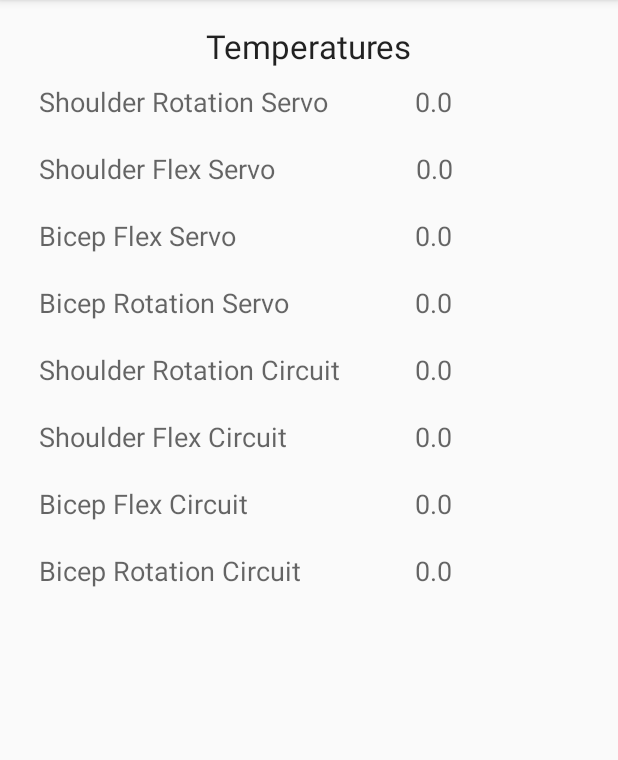
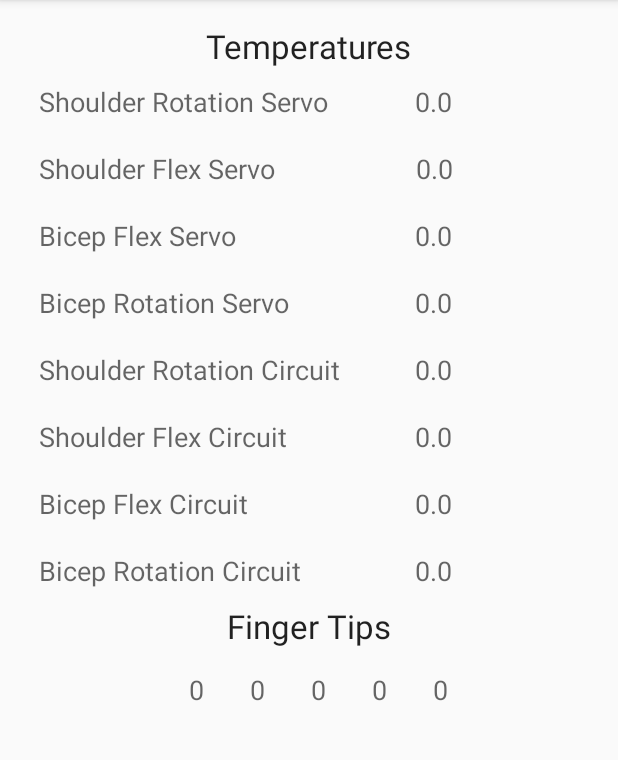
Before and after one commit to danjsher/SharcApp, an Android app: the TemperatureActivity screen opened directly, with no data from a screen before it, on a phone screen of 412 x 824 dp, the part 84-844 px from its top. Run offline under Robolectric (Android 15) with nearby library versions, the light colour scheme and no system bars; network calls fail; 3 statements that could not run were skipped.

Commit message:
Finger tip sensing added

```diff
--- a/app/src/main/java/com/danjsher/sharcapp/TemperatureActivity.java
+++ b/app/src/main/java/com/danjsher/sharcapp/TemperatureActivity.java
@@ -42,7 +42,12 @@ public class TemperatureActivity extends AppCompatActivity {
                     (TextView) findViewById(R.id.shoulderRotationCircuitTempText),
                     (TextView) findViewById(R.id.shoulderFlexCircuitTempText),
                     (TextView) findViewById(R.id.bicepFlexCircuitTempText),
-                    (TextView) findViewById(R.id.bicepRotationCircuitTempText)
+                    (TextView) findViewById(R.id.bicepRotationCircuitTempText),
+                    (TextView) findViewById(R.id.thumbFingerAdcValue),
+                    (TextView) findViewById(R.id.indexFingerTipAdcValue),
+                    (TextView) findViewById(R.id.middleFingerTipAdcValue),
+                    (TextView) findViewById(R.id.ringFingerTipAdcValue),
+                    (TextView) findViewById(R.id.pinkyFingerTipAdcValue)
             ));
         }
     }
--- a/app/src/main/java/com/danjsher/sharcapp/TemperatureAsyncTask.java
+++ b/app/src/main/java/com/danjsher/sharcapp/TemperatureAsyncTask.java
@@ -64,7 +64,7 @@ public class TemperatureAsyncTask extends AsyncTask<CalibrationParameters, Void,
 
     @Override
     protected void onPostExecute(final CalibrationParameters result) {
-        int waitTime = 1000;
+        int waitTime = 250;
         if(result.response.equals("Error: Message Timeout")) {
             Log.i(TAG, "Message Time out, exiting thread");
         } else {
--- a/app/src/main/res/layout/activity_temperature.xml
+++ b/app/src/main/res/layout/activity_temperature.xml
@@ -23,7 +23,8 @@
         android:layout_height="wrap_content"
         android:layout_below="@+id/textView3"
         android:layout_alignParentLeft="true"
-        android:layout_alignParentStart="true">
+        android:layout_alignParentStart="true"
+        android:id="@+id/gridLayout">
 
         <TextView
             android:layout_width="wrap_content"
@@ -189,4 +190,68 @@
             android:layout_column="1"
             android:gravity="center_horizontal" />
     </GridLayout>
+
+    <TextView
+        android:layout_width="wrap_content"
+        android:layout_height="wrap_content"
+        android:textAppearance="?android:attr/textAppearanceLarge"
+        android:text="Finger Tips"
+        android:id="@+id/textView8"
+        android:layout_below="@+id/gridLayout"
+        android:layout_centerHorizontal="true" />
+
+    <TextView
+        android:layout_width="wrap_content"
+        android:layout_height="wrap_content"
+        android:textAppearance="?android:attr/textAppearanceMedium"
+        android:text="@string/thumb_finger_tip_adc_value"
+        android:id="@+id/thumbFingerAdcValue"
+        android:padding="15dp"
+        android:layout_below="@+id/textView8"
+        android:layout_toLeftOf="@+id/textView8"
+        android:layout_toStartOf="@+id/textView8" />
+
+    <TextView
+        android:layout_width="wrap_content"
+        android:layout_height="wrap_content"
+        android:textAppearance="?android:attr/textAppearanceMedium"
+        android:text="@string/index_finger_tip_adc_value"
+        android:id="@+id/indexFingerTipAdcValue"
+        android:layout_alignTop="@+id/thumbFingerAdcValue"
+        android:layout_toRightOf="@+id/thumbFingerAdcValue"
+        android:layout_toEndOf="@+id/thumbFingerAdcValue"
+        android:padding="15dp" />
+
+    <TextView
+        android:layout_width="wrap_content"
+        android:layout_height="wrap_content"
+        android:textAppearance="?android:attr/textAppearanceMedium"
+        android:text="@string/middle_finger_tip_adc_value"
+        android:id="@+id/middleFingerTipAdcValue"
+        android:layout_alignBottom="@+id/thumbFingerAdcValue"
+        android:layout_toRightOf="@+id/indexFingerTipAdcValue"
+        android:layout_toEndOf="@+id/indexFingerTipAdcValue"
+        android:padding="15dp" />
+
+    <TextView
+        android:layout_width="wrap_content"
+        android:layout_height="wrap_content"
+        android:textAppearance="?android:attr/textAppearanceMedium"
+        android:text="@string/ring_finger_tip_adc_value"
+        android:id="@+id/ringFingerTipAdcValue"
+        android:layout_below="@+id/textView8"
+        android:layout_toRightOf="@+id/middleFingerTipAdcValue"
+        android:layout_toEndOf="@+id/middleFingerTipAdcValue"
+        android:padding="15dp" />
+
+    <TextView
+        android:layout_width="wrap_content"
+        android:layout_height="wrap_content"
+        android:textAppearance="?android:attr/textAppearanceMedium"
+        android:text="@string/pinky_finger_tip_adc_value"
+        android:id="@+id/pinkyFingerTipAdcValue"
+        android:layout_below="@+id/textView8"
+        android:layout_toRightOf="@+id/ringFingerTipAdcValue"
+        android:layout_toEndOf="@+id/ringFingerTipAdcValue"
+        android:padding="15dp" />
 </RelativeLayout>
--- a/app/src/main/res/values/strings.xml
+++ b/app/src/main/res/values/strings.xml
@@ -45,4 +45,9 @@
     <string name="calibrate_yaw_button_text">Calibrate Yaw</string>
     <string name="calibrate_yaw_bicep_status_text">0.0</string>
     <string name="calibrate_yaw_wrist_status_text">0.0</string>
+    <string name="thumb_finger_tip_adc_value">0</string>
+    <string name="index_finger_tip_adc_value">0</string>
+    <string name="middle_finger_tip_adc_value">0</string>
+    <string name="pinky_finger_tip_adc_value">0</string>
+    <string name="ring_finger_tip_adc_value">0</string>
 </resources>
```
